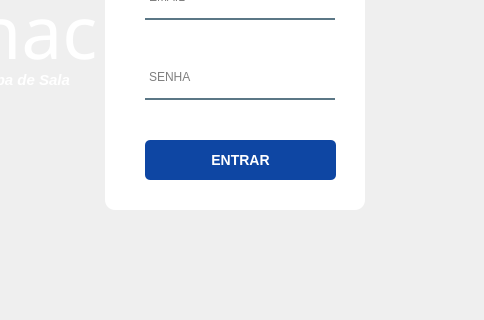
Senac-SOR-ADS/Mapa-de-Sala, file App/view/ui/interfaceLogin.ui: the form before one commit; both pictures show x 195 to 679 and y 180 to 500 of the 679 by 701 pixel window.
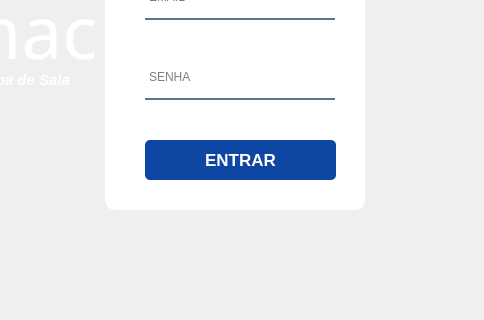
The form after the commit. Icons and pictures are not drawn.

Commit message:
erro Font resolvido
erro Font no login resolvido

The edit to the form file:
```diff
--- a/App/view/ui/interfaceLogin.ui
+++ b/App/view/ui/interfaceLogin.ui
@@ -14,7 +14,7 @@
    <string>Dialog</string>
   </property>
   <property name="styleSheet">
-   <string notr="true">QPushButton{
+   <string notr="true">QPushButton {
 	background-color:rgba(85,98,112,255);
 	color:rgba(255,255,255,200);
 	border-radius:5px
@@ -38,8 +38,7 @@
     border: none; 
     border-radius: 5px;
     padding: 10px 20px; 
-    font-size: 14px; 
-    font-weight: bold; 
+   
 }
 
 QPushButton:hover {
@@ -79,12 +78,12 @@
 
 #respostaLoginDadosIncompleto {
 	color:red;
-	font: 75 8pt &quot;MS Shell Dlg 2&quot;;
+	
 }
 
 #respostaLoginLogando {
 	color:red;
-	font: 75 8pt &quot;MS Shell Dlg 2&quot;;
+	
 }
 
 #titulo {
@@ -104,7 +103,6 @@
 	background: QLinearGradient(spread:pad, x1:0, y1:0, x2:1, y2:0, stop:0	
 	rgb(255, 140, 0), stop:1 rgb(0,0,210));
 	border-radius:10px;
-
 }
 
 #telaLogin {
@@ -135,6 +133,11 @@
       <height>330</height>
      </rect>
     </property>
+    <property name="font">
+     <font>
+      <pointsize>12</pointsize>
+     </font>
+    </property>
     <property name="styleSheet">
      <string notr="true"/>
     </property>
@@ -240,7 +243,7 @@
     </property>
     <property name="font">
      <font>
-      <pointsize>-1</pointsize>
+      <pointsize>13</pointsize>
       <weight>75</weight>
       <bold>true</bold>
      </font>
```
Left out of the diff: 32 changed lines with no effect on the pictures.
